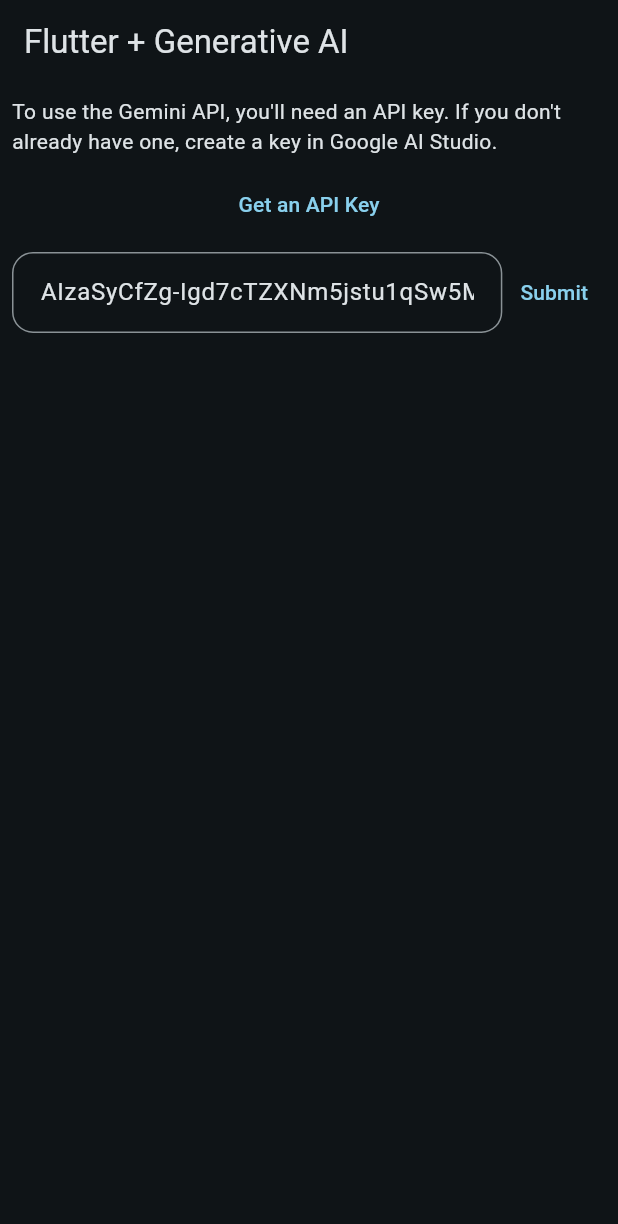
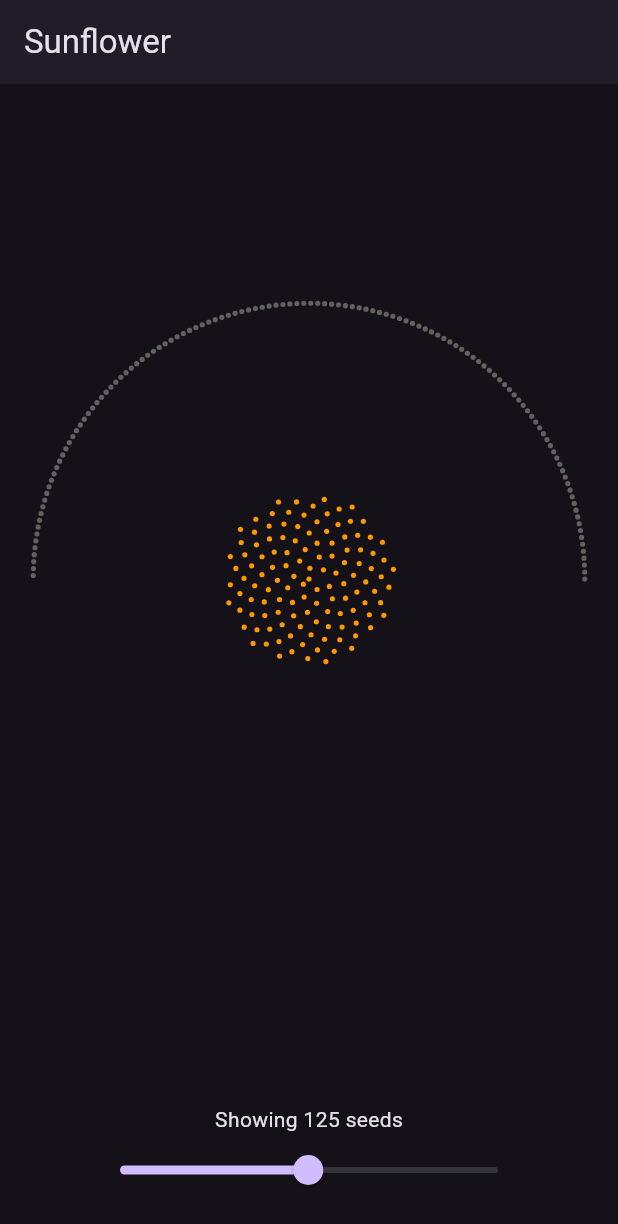
Before and after one commit to nayan5565/Learn-Flutter, a Flutter app: the screen it shows after launch, on a phone screen of 412 x 824 dp. Shown: the top 1224 px of the screen. Run offline on Flutter 3.47's test engine with Material 3 defaults, Android fonts, the phone set to English and light mode, and no system bars; our stand-ins replace bloc, flutter_bloc, flutter_markdown, freezed_annotation, google_generative_ai; missing offline and left inert: flame.

Commit message:
game sunflower animation

```diff
--- /dev/null
+++ b/lib/game/game_app.dart
@@ -0,0 +1,313 @@
+import 'dart:async';
+import 'dart:math' as math;
+
+import 'package:flame/collisions.dart';
+import 'package:flame/components.dart';
+import 'package:flame/effects.dart';
+import 'package:flame/events.dart';
+import 'package:flame/game.dart';
+import 'package:flutter/material.dart';
+import 'package:flutter/services.dart';
+
+class GameApp extends StatefulWidget {
+  const GameApp({super.key});
+
+  @override
+  State<GameApp> createState() => _GameAppState();
+}
+
+class _GameAppState extends State<GameApp> {
+  late final BrickBreaker game;
+
+  @override
+  void initState() {
+    super.initState();
+    game = BrickBreaker();
+  }
+
+  @override
+  Widget build(BuildContext context) {
+    return MaterialApp(
+      debugShowCheckedModeBanner: false,
+      home: Scaffold(
+        body: Container(
+          decoration: const BoxDecoration(
+            gradient: LinearGradient(
+              begin: Alignment.topCenter,
+              end: Alignment.bottomCenter,
+              colors: [
+                Color(0xffa9d6e5),
+                Color(0xfff2e8cf),
+              ],
+            ),
+          ),
+          child: SafeArea(
+            child: Padding(
+              padding: const EdgeInsets.all(16),
+              child: Center(
+                child: FittedBox(
+                  child: SizedBox(
+                    width: gameWidth,
+                    height: gameHeight,
+                    child: GameWidget(
+                      game: game,
+                    ),
+                  ),
+                ),
+              ),
+            ),
+          ),
+        ),
+      ),
+    );
+  }
+}
+
+class BrickBreaker extends FlameGame
+    with HasCollisionDetection, KeyboardEvents, TapDetector {
+  BrickBreaker()
+      : super(
+      camera: CameraComponent.withFixedResolution(
+          width: gameWidth, height: gameHeight));
+
+  final rand = math.Random();
+  double get width => size.x;
+  double get height => size.y;
+
+  @override
+  FutureOr<void> onLoad() async {
+    super.onLoad();
+    camera.viewfinder.anchor = Anchor.topLeft;
+    world.add(PlayArea());
+    startGame();
+  }
+
+  void startGame() {
+    world.removeAll(world.children.query<Ball>());
+    world.removeAll(world.children.query<Paddle>());
+    world.removeAll(world.children.query<Brick>());
+
+    world.add(Ball(
+      difficultyModifier: difficultyModifier,
+      radius: ballRadius,
+      position: size / 2,
+      velocity:
+      Vector2((rand.nextDouble() - 0.5) * width, height * 0.3).normalized()
+        ..scale(height / 4),
+    ));
+
+    world.add(Paddle(
+      size: Vector2(paddleWidth, paddleHeight),
+      cornerRadius: const Radius.circular(ballRadius / 2),
+      position: Vector2(width / 2, height * 0.95),
+    ));
+
+    world.addAll([
+      for (var i = 0; i < brickColors.length; i++)
+        for (var j = 1; j <= 5; j++)
+          Brick(
+            Vector2(
+              (i + 0.5) * brickWidth + (i + 1) * brickGutter,
+              (j + 2.0) * brickHeight + j * brickGutter,
+            ),
+            brickColors[i],
+          ),
+    ]);
+  }
+
+  @override
+  void onTap() {
+    super.onTap();
+    startGame();
+  }
+
+  @override
+  KeyEventResult onKeyEvent(
+      KeyEvent event,
+      Set<LogicalKeyboardKey> keysPressed,
+      ) {
+    super.onKeyEvent(event, keysPressed);
+    switch (event.logicalKey) {
+      case LogicalKeyboardKey.space:
+      case LogicalKeyboardKey.enter:
+        startGame();
+    }
+    return KeyEventResult.handled;
+  }
+
+  @override
+  Color backgroundColor() => const Color(0xfff2e8cf);
+}
+
+class Ball extends CircleComponent
+    with CollisionCallbacks, HasGameReference<BrickBreaker> {
+  Ball({
+    required this.velocity,
+    required super.position,
+    required double radius,
+    required this.difficultyModifier,
+  }) : super(
+      radius: radius,
+      anchor: Anchor.center,
+      paint: Paint()
+        ..color = const Color(0xff1e6091)
+        ..style = PaintingStyle.fill,
+      children: [CircleHitbox()]);
+
+  final Vector2 velocity;
+  final double difficultyModifier;
+
+  @override
+  void update(double dt) {
+    super.update(dt);
+    position += velocity * dt;
+  }
+
+  @override
+  void onCollisionStart(
+      Set<Vector2> intersectionPoints, PositionComponent other) {
+    super.onCollisionStart(intersectionPoints, other);
+    if (other is PlayArea) {
+      if (intersectionPoints.first.y <= 0) {
+        velocity.y = -velocity.y;
+      } else if (intersectionPoints.first.x <= 0) {
+        velocity.x = -velocity.x;
+      } else if (intersectionPoints.first.x >= game.width) {
+        velocity.x = -velocity.x;
+      } else if (intersectionPoints.first.y >= game.height) {
+        add(RemoveEffect(
+          delay: 0.35,
+          onComplete: () {
+            game.startGame();
+          },
+        ));
+      }
+    } else if (other is Paddle) {
+      velocity.y = -velocity.y;
+      velocity.x = velocity.x +
+          (position.x - other.position.x) / other.size.x * game.width * 0.3;
+    } else if (other is Brick) {
+      if (position.y < other.position.y - other.size.y / 2) {
+        velocity.y = -velocity.y;
+      } else if (position.y > other.position.y + other.size.y / 2) {
+        velocity.y = -velocity.y;
+      } else if (position.x < other.position.x) {
+        velocity.x = -velocity.x;
+      } else if (position.x > other.position.x) {
+        velocity.x = -velocity.x;
+      }
+      velocity.setFrom(velocity * difficultyModifier);
+    }
+  }
+}
+
+class Paddle extends PositionComponent
+    with DragCallbacks, HasGameReference<BrickBreaker>, KeyboardHandler {
+  Paddle({
+    required this.cornerRadius,
+    required super.position,
+    required super.size,
+  }) : super(anchor: Anchor.center, children: [RectangleHitbox()]);
+
+  final Radius cornerRadius;
+
+  final _paint = Paint()
+    ..color = const Color(0xff1e6091)
+    ..style = PaintingStyle.fill;
+
+  @override
+  void update(double dt) {
+    super.update(dt);
+
+    final keysPressed = HardwareKeyboard.instance.logicalKeysPressed;
+    if (keysPressed.contains(LogicalKeyboardKey.arrowLeft) ||
+        keysPressed.contains(LogicalKeyboardKey.keyA)) {
+      position.x =
+          (position.x - (dt * 500)).clamp(width / 2, game.width - width / 2);
+    } else if (keysPressed.contains(LogicalKeyboardKey.arrowRight) ||
+        keysPressed.contains(LogicalKeyboardKey.keyD)) {
+      position.x =
+          (position.x + (dt * 500)).clamp(width / 2, game.width - width / 2);
+    }
+  }
+
+  @override
+  void render(Canvas canvas) {
+    super.render(canvas);
+    canvas.drawRRect(
+      RRect.fromRectAndRadius(
+        Offset.zero & size.toSize(),
+        cornerRadius,
+      ),
+      _paint,
+    );
+  }
+
+  @override
+  void onDragUpdate(DragUpdateEvent event) {
+    if (isRemoved) return;
+    super.onDragUpdate(event);
+    position.x = (position.x + event.localDelta.x)
+        .clamp(width / 2, game.width - width / 2);
+  }
+}
+
+class Brick extends RectangleComponent
+    with CollisionCallbacks, HasGameReference<BrickBreaker> {
+  Brick(Vector2 position, Color color)
+      : super(
+    position: position,
+    size: Vector2(brickWidth, brickHeight),
+    anchor: Anchor.center,
+    paint: Paint()
+      ..color = color
+      ..style = PaintingStyle.fill,
+    children: [RectangleHitbox()],
+  );
+
+  @override
+  void onCollisionStart(
+      Set<Vector2> intersectionPoints, PositionComponent other) {
+    super.onCollisionStart(intersectionPoints, other);
+    removeFromParent();
+
+    if (game.world.children.query<Brick>().length == 1) {
+      game.startGame();
+    }
+  }
+}
+
+class PlayArea extends RectangleComponent with HasGameReference<BrickBreaker> {
+  PlayArea() : super(children: [RectangleHitbox()]);
+
+  @override
+  Future<void> onLoad() async {
+    super.onLoad();
+    size = Vector2(game.width, game.height);
+  }
+}
+
+const brickColors = [
+  Color(0xfff94144),
+  Color(0xfff3722c),
+  Color(0xfff8961e),
+  Color(0xfff9844a),
+  Color(0xfff9c74f),
+  Color(0xff90be6d),
+  Color(0xff43aa8b),
+  Color(0xff4d908e),
+  Color(0xff277da1),
+  Color(0xff577590),
+];
+
+const gameWidth = 820.0;
+const gameHeight = 1600.0;
+const ballRadius = gameWidth * 0.02;
+const paddleWidth = gameWidth * 0.2;
+const paddleHeight = ballRadius * 2;
+const paddleStep = gameWidth * 0.05;
+const brickGutter = gameWidth * 0.015;
+final brickWidth =
+    (gameWidth - (brickGutter * (brickColors.length + 1))) / brickColors.length;
+const brickHeight = gameHeight * 0.03;
+const difficultyModifier = 1.05;
--- a/lib/main.dart
+++ b/lib/main.dart
@@ -1,6 +1,8 @@
 import 'package:flutter/material.dart';
 import 'package:well_learn_flutter/ai_chat/AIChatView.dart';
 import 'package:well_learn_flutter/counter_examplle_view.dart';
+import 'package:well_learn_flutter/game/game_app.dart';
+import 'package:well_learn_flutter/sunflower/sunflower.dart';
 import 'package:well_learn_flutter/user_state.dart';
 
 void main() {
@@ -18,7 +20,7 @@ class MyApp extends StatelessWidget {
         colorScheme: ColorScheme.fromSeed(seedColor: Colors.deepPurple),
         useMaterial3: true,
       ),
-      home: const GenerativeAISample(),
+      home: const Sunflower(),
     );
   }
 }
--- /dev/null
+++ b/lib/sunflower/sunflower.dart
@@ -0,0 +1,133 @@
+import 'dart:math' as math;
+
+import 'package:flutter/material.dart';
+
+const int maxSeeds = 250;
+
+class Sunflower extends StatefulWidget {
+  const Sunflower({super.key});
+
+  @override
+  State<StatefulWidget> createState() {
+    return _SunflowerState();
+  }
+}
+
+class _SunflowerState extends State<Sunflower> {
+  int seeds = maxSeeds ~/ 2;
+
+  @override
+  Widget build(BuildContext context) {
+    return MaterialApp(
+      theme: ThemeData(
+        brightness: Brightness.dark,
+        appBarTheme: const AppBarTheme(elevation: 2),
+      ),
+      debugShowCheckedModeBanner: false,
+      home: Scaffold(
+        appBar: AppBar(
+          title: const Text('Sunflower'),
+        ),
+        body: Center(
+          child: Column(
+            crossAxisAlignment: CrossAxisAlignment.center,
+            children: [
+              Expanded(
+                child: SunflowerWidget(seeds),
+              ),
+              const SizedBox(height: 20),
+              Text('Showing ${seeds.round()} seeds'),
+              SizedBox(
+                width: 300,
+                child: Slider(
+                  min: 1,
+                  max: maxSeeds.toDouble(),
+                  value: seeds.toDouble(),
+                  onChanged: (val) {
+                    setState(() => seeds = val.round());
+                  },
+                ),
+              ),
+              const SizedBox(height: 20),
+            ],
+          ),
+        ),
+      ),
+    );
+  }
+}
+
+class SunflowerWidget extends StatelessWidget {
+  static const tau = math.pi * 2;
+  static const scaleFactor = 1 / 40;
+  static const size = 600.0;
+  static final phi = (math.sqrt(5) + 1) / 2;
+  static final rng = math.Random();
+
+  final int seeds;
+
+  const SunflowerWidget(this.seeds, {super.key});
+
+  @override
+  Widget build(BuildContext context) {
+    final seedWidgets = <Widget>[];
+
+    for (var i = 0; i < seeds; i++) {
+      final theta = i * tau / phi;
+      final r = math.sqrt(i) * scaleFactor;
+
+      seedWidgets.add(AnimatedAlign(
+        key: ValueKey(i),
+        duration: Duration(milliseconds: rng.nextInt(500) + 250),
+        curve: Curves.easeInOut,
+        alignment: Alignment(r * math.cos(theta), -1 * r * math.sin(theta)),
+        child: const Dot(true),
+      ));
+    }
+
+    for (var j = seeds; j < maxSeeds; j++) {
+      final x = math.cos(tau * j / (maxSeeds - 1)) * 0.9;
+      final y = math.sin(tau * j / (maxSeeds - 1)) * 0.9;
+
+      seedWidgets.add(AnimatedAlign(
+        key: ValueKey(j),
+        duration: Duration(milliseconds: rng.nextInt(500) + 250),
+        curve: Curves.easeInOut,
+        alignment: Alignment(x, y),
+        child: const Dot(false),
+      ));
+    }
+
+    return FittedBox(
+      fit: BoxFit.contain,
+      child: SizedBox(
+        height: size,
+        width: size,
+        child: Stack(children: seedWidgets),
+      ),
+    );
+  }
+}
+
+class Dot extends StatelessWidget {
+  static const size = 5.0;
+  static const radius = 3.0;
+
+  final bool lit;
+
+  const Dot(this.lit, {super.key});
+
+  @override
+  Widget build(BuildContext context) {
+    return DecoratedBox(
+      decoration: BoxDecoration(
+        color: lit ? Colors.orange : Colors.grey.shade700,
+        borderRadius: BorderRadius.circular(radius),
+      ),
+      child: const SizedBox(
+        height: size,
+        width: size,
+      ),
+    );
+  }
+}
--- a/pubspec.yaml
+++ b/pubspec.yaml
@@ -42,6 +42,7 @@ dependencies:
   flutter_markdown: ^0.7.1
   google_generative_ai: ^0.4.0
   url_launcher: ^6.2.6
+  flame: ^1.17.0
 
 dev_dependencies:
   flutter_test:
```
Also changed, not shown: pubspec.lock.
